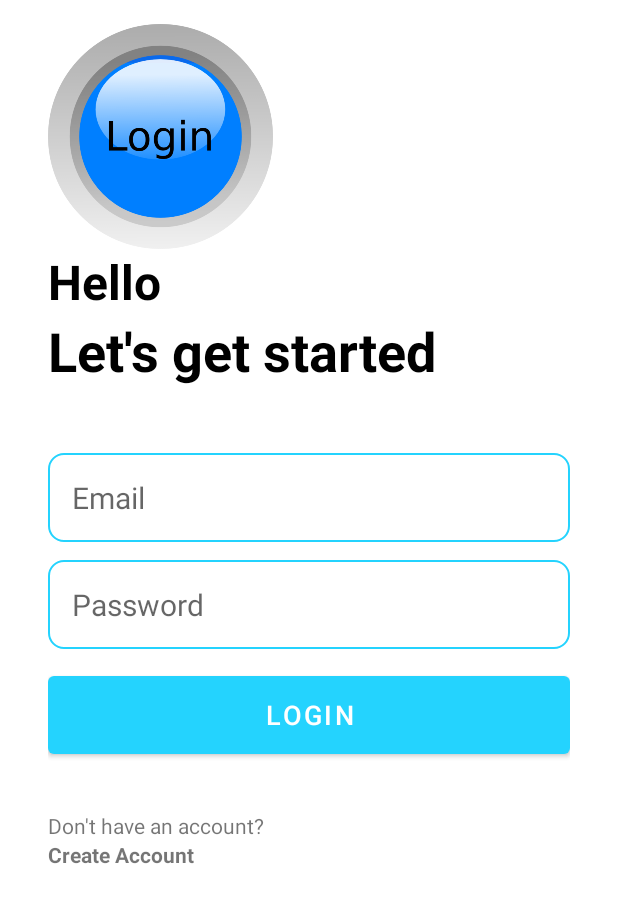
After one commit to Tatevik777/MyNotes, an Android app: the LoginActivity screen opened directly, with no data from a screen before it, on a phone screen of 412 x 824 dp. The commit adds this screen. Shown: the top 903 px of the screen. Run offline under Robolectric (Android 15) with nearby library versions, the phone set to English and light mode, and no system bars; our stand-ins replace Firebase (no records; nobody signed in at launch, a user with empty details on screens opened directly).

Commit message:
created login

```diff
--- a/app/src/main/AndroidManifest.xml
+++ b/app/src/main/AndroidManifest.xml
@@ -11,6 +11,9 @@
         android:supportsRtl="true"
         android:theme="@style/Theme.MyNotes"
         tools:targetApi="31">
+        <activity
+            android:name=".LoginActivity"
+            android:exported="false" />
         <activity
             android:name=".CreateAccountActivity"
             android:exported="false" />
--- /dev/null
+++ b/app/src/main/java/com/example/mynotes/LoginActivity.java
@@ -0,0 +1,104 @@
+package com.example.mynotes;
+
+import androidx.annotation.NonNull;
+import androidx.appcompat.app.AppCompatActivity;
+
+import android.content.Intent;
+import android.os.Bundle;
+import android.util.Patterns;
+import android.view.View;
+import android.widget.Button;
+import android.widget.EditText;
+import android.widget.ProgressBar;
+import android.widget.TextView;
+
+import com.google.android.gms.tasks.OnCompleteListener;
+import com.google.android.gms.tasks.Task;
+import com.google.firebase.auth.AuthResult;
+import com.google.firebase.auth.FirebaseAuth;
+
+public class LoginActivity extends AppCompatActivity {
+    EditText emailEditText,passwordEditText;
+    Button loginBtn;
+    ProgressBar progressBar;
+    TextView createAccountBtnTextView;
+
+    @Override
+    protected void onCreate(Bundle savedInstanceState) {
+        super.onCreate(savedInstanceState);
+        setContentView(R.layout.activity_login);
+
+
+        emailEditText = findViewById(R.id.email_edit_text);
+        passwordEditText = findViewById(R.id.password_edit_text);
+        loginBtn = findViewById(R.id.login_btn);
+        progressBar = findViewById(R.id.progress_bar);
+        createAccountBtnTextView = findViewById(R.id.create_account_btn);
+
+        loginBtn.setOnClickListener((v)-> loginUser());
+        createAccountBtnTextView.setOnClickListener((v)-> startActivity(new Intent(LoginActivity.this,
+                CreateAccountActivity.class)));
+
+    }
+
+    private void loginUser() {
+        String email = emailEditText.getText().toString();
+        String password= passwordEditText.getText().toString();
+
+        boolean isValidated = validateData(email,password);
+        if (!isValidated){
+            return;
+        }
+        loginAccountInFirebase(email,password);
+    }
+
+    void loginAccountInFirebase(String email,String password){
+        FirebaseAuth firebaseAuth = FirebaseAuth.getInstance();
+        changeInProgress(true);
+        firebaseAuth.signInWithEmailAndPassword(email,password).addOnCompleteListener(new OnCompleteListener<AuthResult>() {
+            @Override
+            public void onComplete(@NonNull Task<AuthResult> task) {
+                changeInProgress(false);
+                if (task.isSuccessful()) {
+                    //login is success
+                    if (firebaseAuth.getCurrentUser().isEmailVerified()) {
+                        //MainActivity
+                        startActivity(new Intent(LoginActivity.this,MainActivity.class));
+
+                    } else {
+
+                        Utility.showToast(LoginActivity.this, "Email is not verryfied");
+                    }
+                } else {
+                    //login failed
+                    Utility.showToast(LoginActivity.this, task.getException().getLocalizedMessage());
+                }
+            }
+        });
+
+    }
+
+    void changeInProgress(boolean inProgress){
+        if(inProgress){
+            progressBar.setVisibility(View.VISIBLE);
+            loginBtn.setVisibility(View.GONE);
+        }else{
+            progressBar.setVisibility(View.GONE);
+            loginBtn.setVisibility(View.VISIBLE);
+        }
+    }
+
+    boolean validateData(String email,String password){
+        //validate the data that are input by user.
+
+        if(!Patterns.EMAIL_ADDRESS.matcher(email).matches()){
+            emailEditText.setError("Email is invalid");
+            return false;
+        }
+        if(password.length()<6){
+            passwordEditText.setError("Password length is invalid");
+            return false;
+        }
+
+        return true;
+}}
--- /dev/null
+++ b/app/src/main/res/layout/activity_login.xml
@@ -0,0 +1,112 @@
+<?xml version="1.0" encoding="utf-8"?>
+<RelativeLayout xmlns:android="http://schemas.android.com/apk/res/android"
+    xmlns:app="http://schemas.android.com/apk/res-auto"
+    xmlns:tools="http://schemas.android.com/tools"
+    android:layout_width="match_parent"
+    android:layout_height="match_parent"
+    android:layout_marginHorizontal="32dp"
+    android:layout_marginVertical="16dp"
+    tools:context=".LoginActivity">
+
+    <ImageView
+        android:id="@+id/login"
+        android:layout_width="150dp"
+        android:layout_height="150dp"
+        android:layout_alignParentTop="true"
+        android:src="@drawable/login" />
+
+    <LinearLayout
+        android:layout_width="match_parent"
+        android:layout_height="wrap_content"
+        android:layout_below="@id/login"
+        android:orientation="vertical"
+        android:id="@id/hello_text">
+
+        <TextView
+            android:layout_width="match_parent"
+            android:layout_height="wrap_content"
+            android:text="@string/hello"
+            android:textColor="@color/black"
+            android:textSize="32sp"
+            android:textStyle="bold" />
+
+        <TextView
+            android:layout_width="match_parent"
+            android:layout_height="wrap_content"
+            android:text="@string/start"
+            android:textColor="@color/black"
+            android:textSize="36sp"
+            android:textStyle="bold"/>
+    </LinearLayout>
+
+    <LinearLayout
+        android:layout_width="match_parent"
+        android:layout_height="wrap_content"
+        android:layout_marginVertical="32dp"
+        android:orientation="vertical"
+        android:layout_below="@id/hello_text"
+        android:id="@+id/form_layout">
+
+        <EditText
+            android:layout_width="match_parent"
+            android:layout_height="wrap_content"
+            android:id="@+id/email_edit_text"
+            android:inputType="textEmailAddress"
+            android:hint="Email"
+            android:textSize="20sp"
+            android:background="@drawable/rounded_corner"
+            android:padding="16dp"
+            android:layout_marginTop="12dp"/>
+
+        <EditText
+            android:layout_width="match_parent"
+            android:layout_height="wrap_content"
+            android:id="@+id/password_edit_text"
+            android:inputType="textPassword"
+            android:hint="Password"
+            android:textSize="20sp"
+            android:background="@drawable/rounded_corner"
+            android:padding="16dp"
+            android:layout_marginTop="12dp"/>
+
+
+        <com.google.android.material.button.MaterialButton
+            android:layout_width="match_parent"
+            android:id="@+id/login_btn"
+            android:layout_height="64dp"
+            android:text="LogIn"
+            android:layout_marginTop="12dp"
+            android:textSize="18sp"
+            />
+
+        <ProgressBar
+            android:layout_width="24dp"
+            android:layout_height="64dp"
+            android:id="@+id/progress_bar"
+            android:layout_gravity="center"
+            android:visibility="gone"
+            android:layout_marginTop="12dp"/>
+
+    </LinearLayout>
+    <LinearLayout
+        android:layout_width="match_parent"
+        android:layout_height="wrap_content"
+        android:layout_below="@id/form_layout"
+        android:orientation="vertical"
+        android:gravity="center">
+
+        <TextView
+            android:layout_width="match_parent"
+            android:layout_height="wrap_content"
+            android:text="Don't have an account?"
+            />
+
+        <TextView
+            android:layout_width="match_parent"
+            android:layout_height="wrap_content"
+            android:textStyle="bold"
+            android:id="@+id/create_account_btn"
+            android:text="Create Account"
+            />
+    </LinearLayout>
+</RelativeLayout>
```
Also changed, not shown: app/src/main/java/com/example/mynotes/CreateAccountActivity.java (+5 -6 lines), app/src/main/java/com/example/mynotes/SplashActivity.java (+10 -2 lines), app/src/main/java/com/example/mynotes/Utility.java (added, +11 -0 lines), app/src/main/res/drawable/login.png (added).
